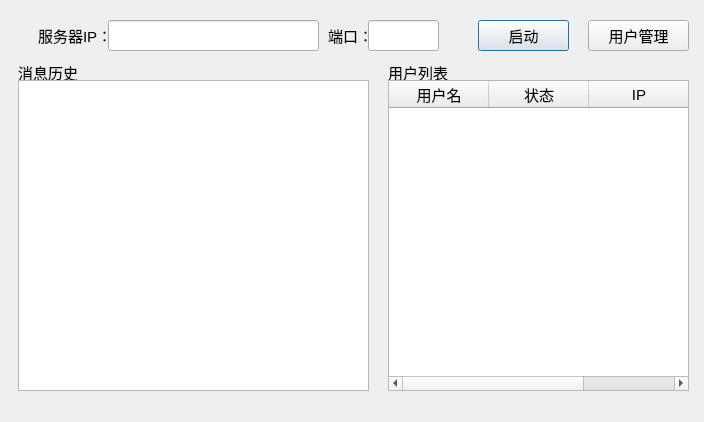
Qt form second_server/server.ui (SSStea/Computer-Network-Course-Design) before a commit.
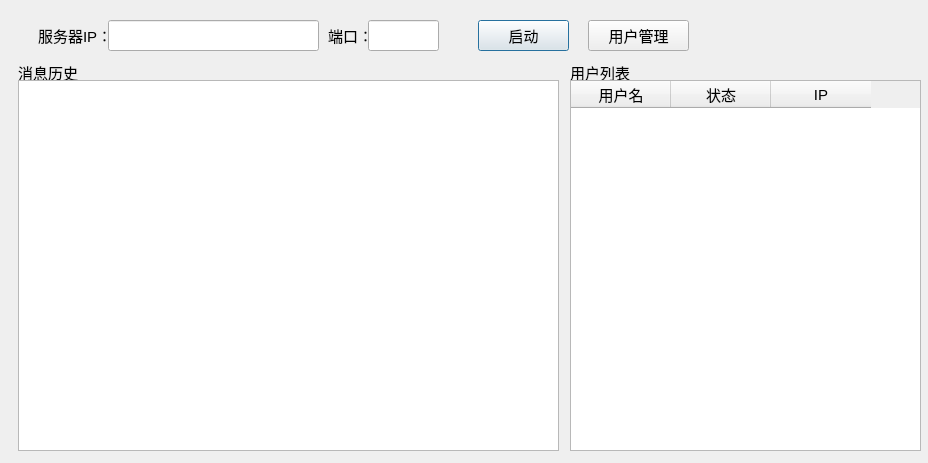
The same form after that commit.

```diff
--- a/second_server/server.ui
+++ b/second_server/server.ui
@@ -6,8 +6,8 @@
    <rect>
     <x>0</x>
     <y>0</y>
-    <width>704</width>
-    <height>422</height>
+    <width>928</width>
+    <height>463</height>
    </rect>
   </property>
   <property name="windowTitle">
@@ -18,8 +18,8 @@
     <rect>
      <x>0</x>
      <y>0</y>
-     <width>701</width>
-     <height>421</height>
+     <width>921</width>
+     <height>451</height>
     </rect>
    </property>
    <widget class="QWidget" name="Server">
@@ -113,8 +113,8 @@
       <rect>
        <x>18</x>
        <y>60</y>
-       <width>351</width>
-       <height>331</height>
+       <width>541</width>
+       <height>391</height>
       </rect>
      </property>
      <property name="font">
@@ -130,8 +130,8 @@
        <rect>
         <x>0</x>
         <y>20</y>
-        <width>351</width>
-        <height>311</height>
+        <width>541</width>
+        <height>371</height>
        </rect>
       </property>
      </widget>
@@ -149,10 +149,10 @@
     <widget class="QGroupBox" name="userListBox">
      <property name="geometry">
       <rect>
-       <x>388</x>
+       <x>570</x>
        <y>60</y>
-       <width>301</width>
-       <height>331</height>
+       <width>351</width>
+       <height>391</height>
       </rect>
      </property>
      <property name="font">
@@ -168,8 +168,8 @@
        <rect>
         <x>0</x>
         <y>20</y>
-        <width>301</width>
-        <height>311</height>
+        <width>351</width>
+        <height>371</height>
        </rect>
       </property>
       <column>
```
